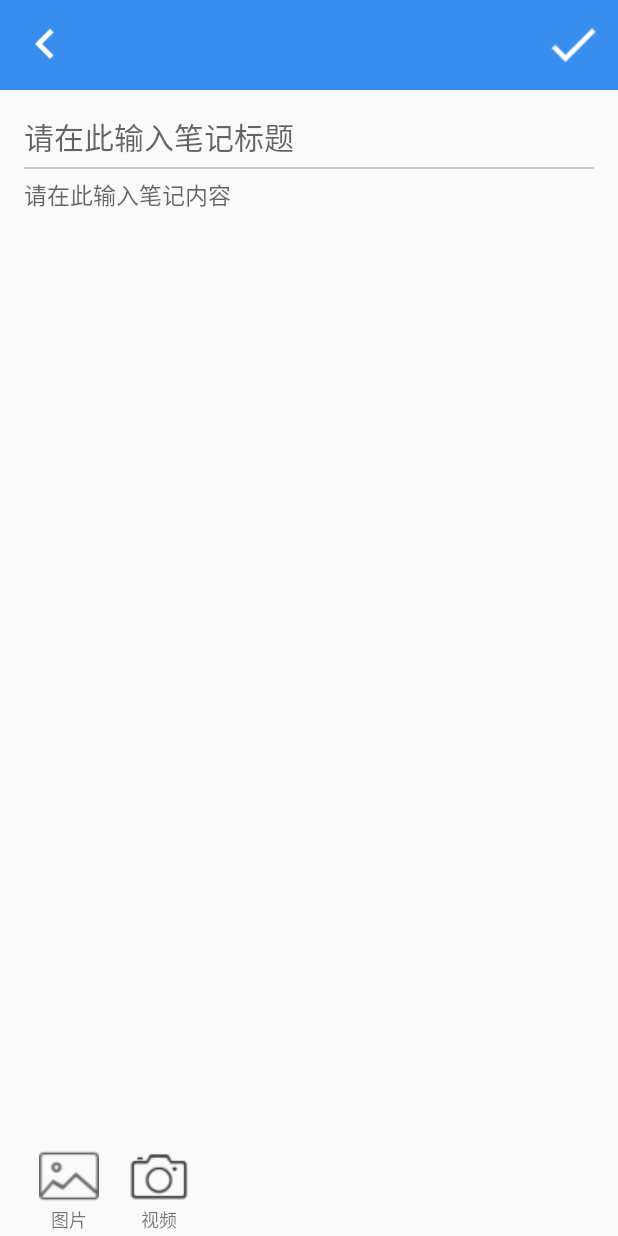
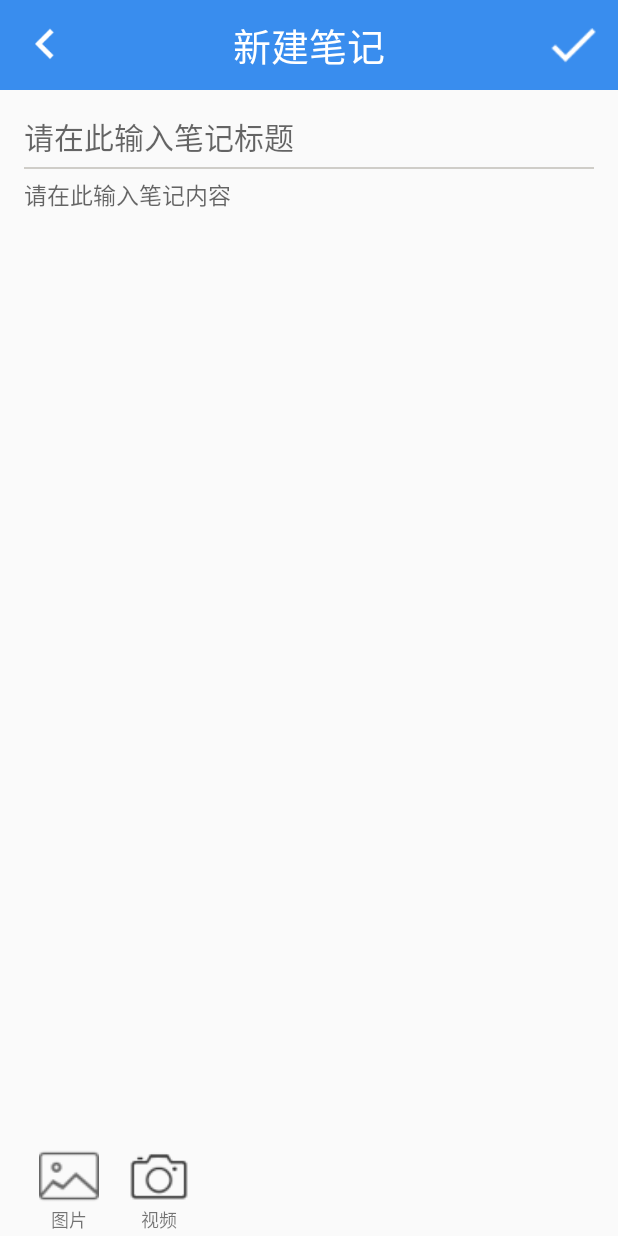
Before and after one commit to junerver/CloudNote, an Android app: the EditNoteActivity screen opened directly, with no data from a screen before it, on a phone screen of 412 x 824 dp. Run offline under Robolectric (Android 15) with nearby library versions, the phone set to English and light mode, and no system bars; libraries missing offline, so code that uses them is left out: com.elvishew.xlog.

Commit message:
大部分功能调试完毕 Todo: 1. 长按删除 2. 详情页面删除

```diff
--- a/app/build.gradle
+++ b/app/build.gradle
@@ -15,8 +15,8 @@ android {
         applicationId "com.junerver.cloudnote"
         minSdkVersion 19
         targetSdkVersion 30
-        versionCode 1
-        versionName "1.0"
+        versionCode 44
+        versionName "2.0.0"
     }
     buildTypes {
         release {
--- a/app/src/main/java/com/junerver/cloudnote/db/NoteUtils.kt
+++ b/app/src/main/java/com/junerver/cloudnote/db/NoteUtils.kt
@@ -13,12 +13,11 @@ import org.litepal.extension.findFirst
  */
 object NoteUtils {
     /**
-     * 列出全部数据
-     *
+     * 列出全部数据 排除本地删除
      * @return
      */
     fun listAll(): List<NoteEntity> {
-        return LitePal.where().order("updatedTime desc").find()
+        return LitePal.where("isLocalDel = false").order("updatedTime desc").find()
     }
 
     /**
--- a/app/src/main/java/com/junerver/cloudnote/db/entity/NoteEntity.kt
+++ b/app/src/main/java/com/junerver/cloudnote/db/entity/NoteEntity.kt
@@ -6,6 +6,7 @@ import com.idealworkshops.idealschool.utils.SpUtils
 import com.junerver.cloudnote.Constants
 import kotlinx.parcelize.Parcelize
 import org.litepal.crud.LitePalSupport
+import java.io.Serializable
 
 /**
  * Created by junerver on 2016/9/1.
@@ -13,9 +14,7 @@ import org.litepal.crud.LitePalSupport
  * update 16-10-12:增加字段 image video
  */
 // 用于处理 Lint 的错误提示
-@SuppressLint("ParcelCreator")
-@Parcelize
-class NoteEntity : LitePalSupport(), Parcelable {
+class NoteEntity : LitePalSupport(), Serializable {
 
     //标题
     var title: String = ""
--- a/app/src/main/java/com/junerver/cloudnote/ui/activity/EditNoteActivity.kt
+++ b/app/src/main/java/com/junerver/cloudnote/ui/activity/EditNoteActivity.kt
@@ -42,9 +42,11 @@ class EditNoteActivity : BaseActivity<ActivityEditNoteBinding>() {
     private var mImageUri: Uri? = null
     private var mVideoUri: Uri? = null
     private val id = 0L //id
-    override fun initView() {}
+    override fun initView() {
+        viewBinding.backBar.tvBarTitle.text = "新建笔记"
+    }
     override fun initData() {
-        mNoteEntity = intent.getParcelableExtra("Note")
+        mNoteEntity = intent.getSerializableExtra("Note") as NoteEntity?
         if (mNoteEntity != null) {
             //不为空说明是编辑
             isNew = false
@@ -131,8 +133,9 @@ class EditNoteActivity : BaseActivity<ActivityEditNoteBinding>() {
             }
             noteEntity.updatedTime = TimeUtils.currentTimeSecond()
             noteEntity.isSync = false
+            //序列化传递过来的改实例会丢失isSave的字段，从而导致使用save会直接再创建一个新的对象
             XLog.d("此数据是否已经持久化：${noteEntity.isSaved}")
-            noteEntity.save()
+            noteEntity.saveOrUpdate("objId = ?",noteEntity.objId)
             isNew = false
             mNoteEntity = noteEntity
             showProgress()
--- a/app/src/main/res/layout/back_bar.xml
+++ b/app/src/main/res/layout/back_bar.xml
@@ -17,6 +17,15 @@
             android:layout_alignParentLeft="true"
             android:layout_alignParentStart="true"
             android:id="@+id/ivBack"/>
+        <TextView
+            android:id="@+id/tvBarTitle"
+            android:layout_width="wrap_content"
+            android:layout_height="wrap_content"
+            android:layout_centerHorizontal="true"
+            android:layout_centerVertical="true"
+            android:text="笔记详情"
+            android:textColor="@android:color/white"
+            android:textSize="@dimen/tool_bar_text_size"/>
 
         <ImageView
             android:layout_width="@dimen/tool_bar_item_icon_height"
```
Also changed, not shown: app/src/main/java/com/junerver/cloudnote/adapter/NoteViewBinder.kt (+23 -0 lines), app/src/main/java/com/junerver/cloudnote/ui/activity/NoteDetailActivity.kt (+11 -7 lines).
